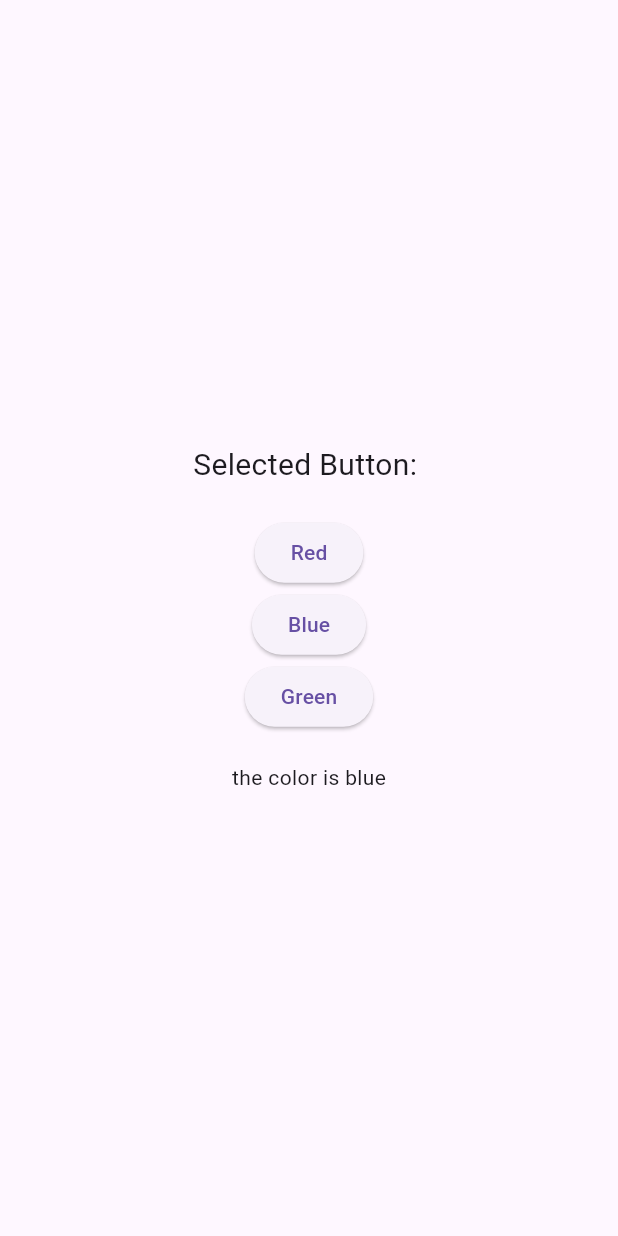
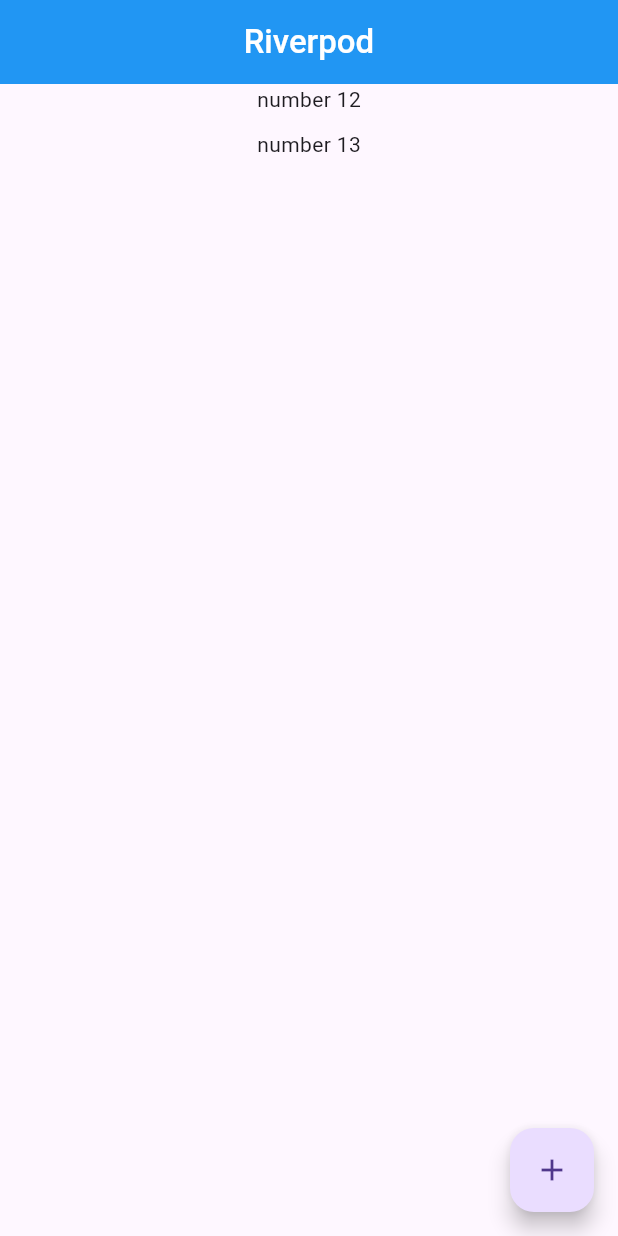
Before and after one commit to AbirHasanShuvo/riverpod_v2, a Flutter app: the screen it shows after launch, on a phone screen of 412 x 824 dp. Run offline on Flutter 3.47's test engine with Material 3 defaults, Android fonts, the phone set to English and light mode, and no system bars; our stand-ins replace flutter_riverpod.

Commit message:
basic CRUD operation succesful

```diff
--- /dev/null
+++ b/lib/crud/crud_operations.dart
@@ -0,0 +1,83 @@
+import 'dart:math';
+
+import 'package:flutter/material.dart';
+import 'package:flutter/widgets.dart';
+import 'package:flutter_riverpod/flutter_riverpod.dart';
+
+final numbersProvier = StateNotifierProvider<NumberNotifier, List<String>>((
+  ref,
+) {
+  return NumberNotifier();
+});
+
+class NumberNotifier extends StateNotifier<List<String>> {
+  NumberNotifier() : super(['number 12', 'number 13']);
+  void add(String number) {
+    state = [...state, number];
+  }
+
+  void remove(String number) {
+    state = [...state.where((element) => element != number)];
+  }
+
+  void update(String number, String updatedNumber) {
+    final updatedList = <String>[];
+    for (var i = 0; i < state.length; i++) {
+      if (state[i] == number) {
+        updatedList.add(updatedNumber);
+      } else {
+        updatedList.add(state[i]);
+      }
+    }
+    state = updatedList;
+  }
+}
+
+class CrudOperations extends ConsumerWidget {
+  const CrudOperations({super.key});
+
+  @override
+  Widget build(BuildContext context, WidgetRef ref) {
+    final numbers = ref.watch(numbersProvier);
+    return Scaffold(
+      floatingActionButton: FloatingActionButton(
+        onPressed: () {
+          ref
+              .read(numbersProvier.notifier)
+              .add('number ${Random().nextInt(100)}');
+        },
+        child: Icon(Icons.add),
+      ),
+      appBar: AppBar(
+        centerTitle: true,
+        backgroundColor: Colors.blue,
+        title: Text(
+          'Riverpod',
+          style: TextStyle(color: Colors.white, fontWeight: FontWeight.w500),
+        ),
+      ),
+      body: Center(
+        child: Column(
+          children: numbers
+              .map(
+                (e) => GestureDetector(
+                  onLongPress: () {
+                    ref
+                        .read(numbersProvier.notifier)
+                        .update(e, '$e ${Random().nextInt(1000)}');
+                  },
+                  onTap: () {
+                    ref.read(numbersProvier.notifier).remove(e);
+                  },
+                  child: Container(
+                    margin: const EdgeInsets.only(bottom: 10),
+                    child: Text(e),
+                  ),
+                ),
+              )
+              .toList(),
+        ),
+      ),
+    );
+  }
+}
--- a/lib/main.dart
+++ b/lib/main.dart
@@ -1,7 +1,8 @@
 import 'package:flutter/material.dart';
 import 'package:flutter_riverpod/flutter_riverpod.dart';
+import 'package:riverpod_v2/crud/crud_operations.dart';
 import 'package:riverpod_v2/home/home_page.dart';
-import 'package:riverpod_v2/screens/selected_button.dart';
+import 'package:riverpod_v2/selected_button/selected_button.dart';
 
 void main() {
   runApp(ProviderScope(child: MyApp()));
@@ -14,7 +15,7 @@
   Widget build(BuildContext context) {
     return MaterialApp(
       debugShowCheckedModeBanner: false,
-      home: SelectedButton(),
+      home: CrudOperations(),
     );
   }
 }
@@ -25,3 +26,4 @@
 
 //for basic operations call the class named MyHomePage
 //for http get data call the class named HomePage
+//for basic state changing operation called the class named SelectedButton
```
Also changed, not shown: lib/selected_button/selected_button.dart (renamed from lib/screens/selected_button.dart).
